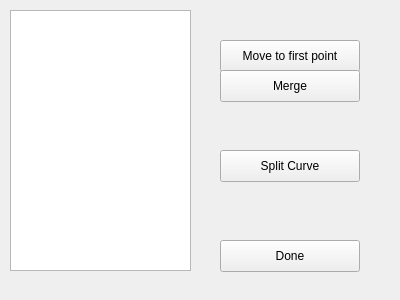
The window that curver/ui/curve_join.ui (wiatrak2/curver) describes before a commit, drawn with Qt 5.
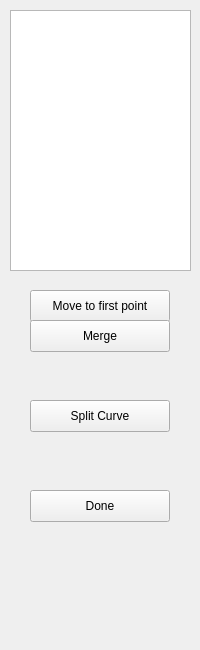
The same window after the commit.

The edit to the form file:
```diff
--- a/curver/ui/curve_join.ui
+++ b/curver/ui/curve_join.ui
@@ -6,8 +6,8 @@
    <rect>
     <x>0</x>
     <y>0</y>
-    <width>400</width>
-    <height>300</height>
+    <width>200</width>
+    <height>650</height>
    </rect>
   </property>
   <property name="windowTitle">
@@ -26,8 +26,8 @@
   <widget class="QPushButton" name="doneButton">
    <property name="geometry">
     <rect>
-     <x>220</x>
-     <y>240</y>
+     <x>30</x>
+     <y>490</y>
      <width>140</width>
      <height>32</height>
     </rect>
@@ -39,8 +39,8 @@
   <widget class="QPushButton" name="moveToFirstButton">
    <property name="geometry">
     <rect>
-     <x>220</x>
-     <y>40</y>
+     <x>30</x>
+     <y>290</y>
      <width>140</width>
      <height>32</height>
     </rect>
@@ -52,8 +52,8 @@
   <widget class="QPushButton" name="splitCurveButton">
    <property name="geometry">
     <rect>
-     <x>220</x>
-     <y>150</y>
+     <x>30</x>
+     <y>400</y>
      <width>140</width>
      <height>32</height>
     </rect>
@@ -65,8 +65,8 @@
   <widget class="QPushButton" name="mergeButton">
    <property name="geometry">
     <rect>
-     <x>220</x>
-     <y>70</y>
+     <x>30</x>
+     <y>320</y>
      <width>140</width>
      <height>32</height>
     </rect>
```
